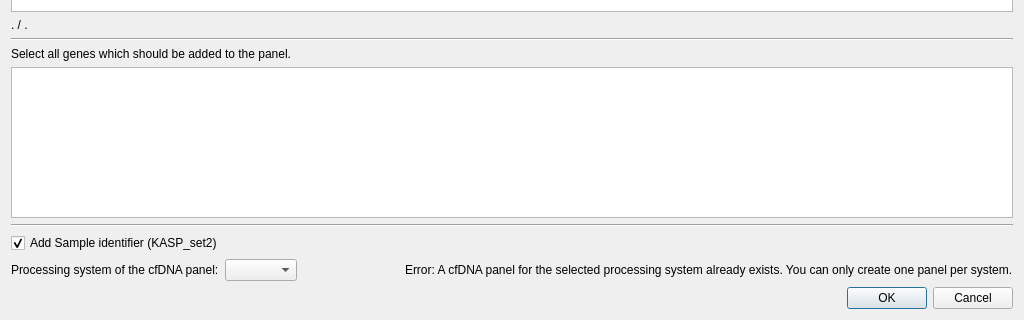
imgag/ngs-bits, file src/GSvar/CfDNAPanelDesignDialog.ui: the form before one commit; both pictures show x 0 to 1024 and y 480 to 800 of the 1024 by 800 pixel window.
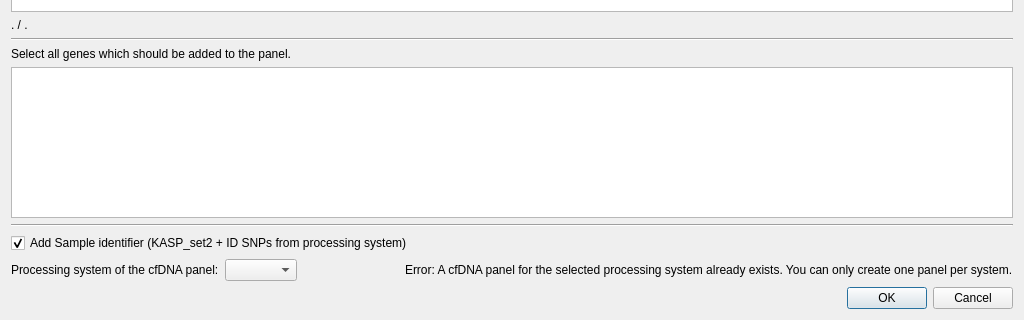
The form after the commit. Custom widgets are drawn as their Qt base class.

What changed in the file:
```diff
--- a/src/GSvar/CfDNAPanelDesignDialog.ui
+++ b/src/GSvar/CfDNAPanelDesignDialog.ui
@@ -121,7 +121,7 @@
    <item>
     <widget class="QCheckBox" name="cb_sample_identifier">
      <property name="text">
-      <string>Add Sample identifier (KASP_set2)</string>
+      <string>Add Sample identifier (KASP_set2 + ID SNPs from processing system)</string>
      </property>
      <property name="checked">
       <bool>true</bool>
```
